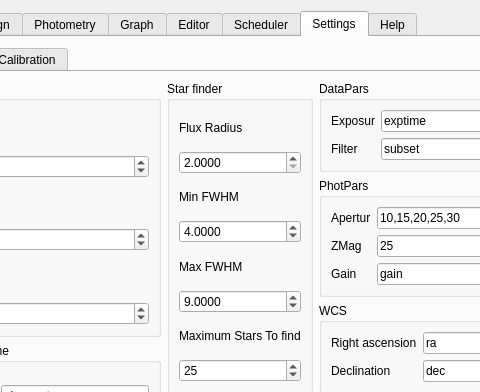
Old version of the form myraf.ui in the repository yucelkilic/myrafproject; both pictures show x 122 to 602 and y 0 to 392 of the 800 by 660 pixel window.
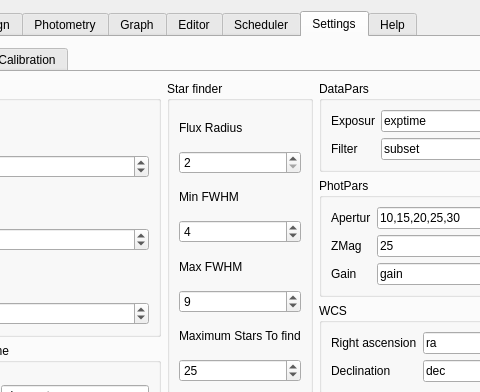
New version of the form. The open tabs and pages were chosen to show the change. Icons and pictures are not drawn. Custom widgets are drawn as their Qt base class.

Commit message: Some bugs fixed about doubleSpinBoxes...

Patch:
```diff
--- a/myraf.ui
+++ b/myraf.ui
@@ -3025,7 +3025,7 @@
                 <item row="1" column="0">
                  <widget class="QDoubleSpinBox" name="doubleSpinBox_4">
                   <property name="decimals">
-                   <number>4</number>
+                   <number>0</number>
                   </property>
                   <property name="minimum">
                    <double>2.000000000000000</double>
@@ -3051,7 +3051,7 @@
                 <item row="3" column="0">
                  <widget class="QDoubleSpinBox" name="doubleSpinBox_5">
                   <property name="decimals">
-                   <number>4</number>
+                   <number>0</number>
                   </property>
                   <property name="minimum">
                    <double>1.000000000000000</double>
@@ -3077,7 +3077,7 @@
                 <item row="5" column="0">
                  <widget class="QDoubleSpinBox" name="doubleSpinBox_6">
                   <property name="decimals">
-                   <number>4</number>
+                   <number>0</number>
                   </property>
                   <property name="minimum">
                    <double>1.000000000000000</double>
```
The commit also changes 2 other files.
